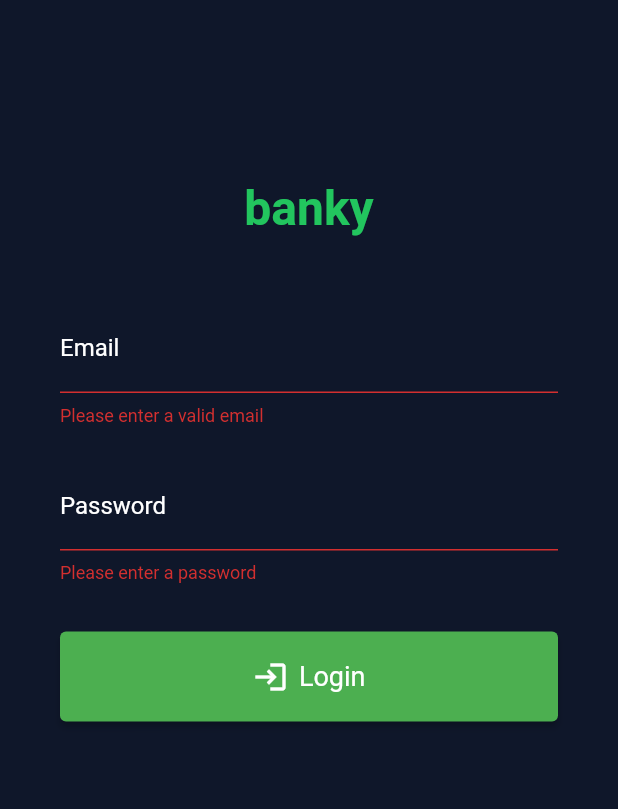
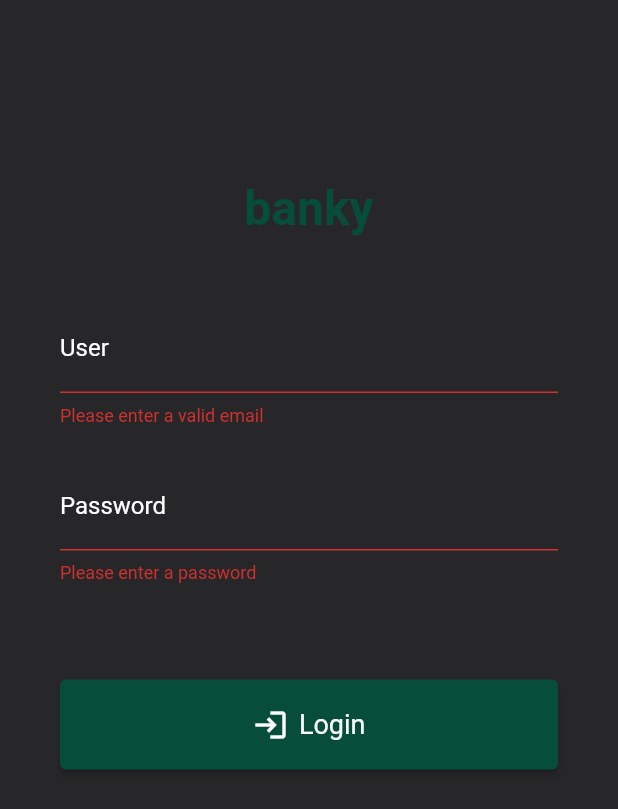
Before and after one commit to LuizGuilherme13/login-page, a Flutter app: the screen it shows after launch, after a tap on "Login", on a phone screen of 412 x 824 dp. Shown: the top 809 px of the screen. Run offline on Flutter 3.47's test engine with Material 2 defaults, Android fonts, the phone set to English and light mode, and no system bars; our stand-ins replace awesome_snackbar_content; accounts and stored records are empty; network calls fail; Roboto replaces fonts that are missing (RaleWay).

Commit message:
Implementing the Dummy JS API to login to the app

```diff
--- a/lib/app.dart
+++ b/lib/app.dart
@@ -7,14 +7,16 @@ class App extends StatelessWidget {
 
   @override
   Widget build(BuildContext context) {
-    return MaterialApp(
-      debugShowCheckedModeBanner: false,
-      theme: ThemeData(primarySwatch: Colors.green),
-      routes: {
-        '/': (context) => const LoginPage(),
-        '/home': (context) => const HomePage()
-      },
-      // home: const LoginPage(),
+    return SafeArea(
+      child: MaterialApp(
+        debugShowCheckedModeBanner: false,
+        // theme: ThemeData(primarySwatch: Color(0xFF064E3B)),
+        routes: {
+          '/': (context) => LoginPage(),
+          '/home': (context) => const HomePage()
+        },
+        // home: const LoginPage(),
+      ),
     );
   }
 }
--- a/lib/src/pages/login/login_page.dart
+++ b/lib/src/pages/login/login_page.dart
@@ -1,131 +1,22 @@
 import 'package:flutter/material.dart';
-import 'package:login_page/data/models/login.dart';
-import 'package:login_page/data/mock/user/user.dart';
-import 'package:login_page/src/pages/login/widgets/form_input.dart';
-import 'package:login_page/src/shared/widgets/block_button.dart';
-import 'package:awesome_snackbar_content/awesome_snackbar_content.dart';
+import 'package:login_page/src/pages/login/widgets/login_form.dart';
 
-class LoginPage extends StatefulWidget {
-  const LoginPage({super.key});
+class LoginPage extends StatelessWidget {
+  LoginPage({super.key});
 
-  @override
-  State<LoginPage> createState() => _LoginPageState();
-}
-
-class _LoginPageState extends State<LoginPage> {
   final GlobalKey<FormState> _formKey = GlobalKey<FormState>();
-  final TextEditingController _emailController = TextEditingController();
-  final TextEditingController _passwordController = TextEditingController();
-
-  void _submitForm() {
-    if (_formKey.currentState!.validate()) {
-      LoginResponse? data = _authUser(
-        login: _emailController.text,
-        password: _passwordController.text,
-      );
-      if (data != null) {
-        goToHome();
-      } else {
-        FocusScope.of(context).unfocus();
-        final snackBar = SnackBar(
-          elevation: 0,
-          behavior: SnackBarBehavior.floating,
-          backgroundColor: Colors.transparent,
-          content: AwesomeSnackbarContent(
-              title: 'Oh no, an error!',
-              message: 'Incorrect email and/or password',
-              messageFontSize: 14,
-              contentType: ContentType.failure),
-        );
-        ScaffoldMessenger.of(context)
-          ..hideCurrentSnackBar()
-          ..showSnackBar(snackBar);
-      }
-    }
-  }
 
   @override
   Widget build(BuildContext context) {
-    return Form(
-      key: _formKey,
-      child: Scaffold(
-        resizeToAvoidBottomInset: false,
-        backgroundColor: const Color(0xFF0F172A),
-        body: Container(
-          padding: const EdgeInsets.only(top: 120, left: 40, right: 40),
-          child: Column(
-            children: [
-              const SizedBox(
-                child: Text('banky',
-                    style: TextStyle(
-                      color: Color(0xFF22C55E),
-                      fontSize: 32,
-                      fontFamily: 'RaleWay',
-                      fontWeight: FontWeight.bold,
-                    )),
-              ),
-              const SizedBox(height: 45),
-              FormInput(
-                controller: _emailController,
-                label: 'Email',
-                validator: _validateEmail,
-              ),
-              const SizedBox(height: 24),
-              FormInput(
-                controller: _passwordController,
-                label: 'Password',
-                validator: _validatePassword,
-                obscureText: true,
-              ),
-              const SizedBox(height: 32),
-              BlockButton(
-                icon: Icons.login,
-                label: 'Login',
-                onPressed: () {
-                  _submitForm();
-                },
-              ),
-            ],
-          ),
+    return Scaffold(
+      resizeToAvoidBottomInset: false,
+      backgroundColor: const Color(0xFF27272A),
+      body: Container(
+        padding: const EdgeInsets.only(top: 120, left: 40, right: 40),
+        child: LoginForm(
+          formKey: _formKey,
         ),
       ),
     );
   }
-
-  goToHome() {
-    Navigator.pushReplacementNamed(context, '/home');
-  }
 }
-
-String? _validateEmail(String? value) {
-  if (value == null || value.isEmpty) {
-    return 'Please enter a valid email';
-  }
-  return null;
-}
-
-String? _validatePassword(String? value) {
-  if (value == null || value.isEmpty) {
-    return 'Please enter a password';
-  }
-  return null;
-}
-
-LoginResponse? _authUser({required String login, required String password}) {
-  List<dynamic> users = userData['user'];
-  List<dynamic> infos = userInfo['user_info'];
-
-  for (var user in users) {
-    var userID = user['id'];
-
-    if (user['login'] == login && user['password'] == password) {
-      var matchingInfo = infos.firstWhere(
-        (info) => info['info']['user_id'] == userID,
-        orElse: () => null,
-      );
-
-      return LoginResponse(user: User.fromJson(matchingInfo));
-    }
-  }
-  return null;
-}
--- /dev/null
+++ b/lib/src/pages/login/validation/on_submit_form.dart
@@ -0,0 +1,59 @@
+import 'package:awesome_snackbar_content/awesome_snackbar_content.dart';
+import 'package:flutter/material.dart';
+import 'package:login_page/data/models/login.dart';
+import 'package:login_page/data/repository/login_repository.dart';
+
+void submitForm({
+  required BuildContext context,
+  required GlobalKey<FormState> formKey,
+  required String user,
+  required String password,
+}) {
+  if (formKey.currentState!.validate()) {
+    Future<LoginResponse?> loginResponseFuture =
+        login(user: user, password: password);
+
+    loginResponseFuture.then(
+      (LoginResponse? loginResponse) => {
+        if (loginResponse != null)
+          {
+            Navigator.pushReplacementNamed(context, '/home',
+                arguments: loginResponse)
+          }
+        else
+          {
+            FocusScope.of(context).unfocus(),
+            ScaffoldMessenger.of(context)
+              ..hideCurrentSnackBar()
+              ..showSnackBar(
+                SnackBar(
+                  elevation: 0,
+                  behavior: SnackBarBehavior.floating,
+                  backgroundColor: Colors.transparent,
+                  content: AwesomeSnackbarContent(
+                    title: 'Oh no, an error!',
+                    message: 'Incorrect email and/or password',
+                    messageFontSize: 14,
+                    contentType: ContentType.failure,
+                  ),
+                ),
+              ),
+          }
+      },
+    );
+  }
+}
+
+String? validateEmail(String? value) {
+  if (value == null || value.isEmpty) {
+    return 'Please enter a valid email';
+  }
+  return null;
+}
+
+String? validatePassword(String? value) {
+  if (value == null || value.isEmpty) {
+    return 'Please enter a password';
+  }
+  return null;
+}
--- /dev/null
+++ b/lib/src/pages/login/widgets/login_form.dart
@@ -0,0 +1,69 @@
+import 'package:flutter/material.dart';
+import 'package:login_page/src/pages/login/validation/on_submit_form.dart';
+import 'package:login_page/src/pages/login/widgets/form_input.dart';
+import 'package:login_page/src/shared/widgets/block_button.dart';
+
+class LoginForm extends StatefulWidget {
+  final GlobalKey<FormState> formKey;
+
+  const LoginForm({
+    super.key,
+    required this.formKey,
+  });
+
+  @override
+  State<LoginForm> createState() => _LoginForm();
+}
+
+class _LoginForm extends State<LoginForm> {
+  final TextEditingController _emailController = TextEditingController();
+  final TextEditingController _passwordController = TextEditingController();
+
+  @override
+  Widget build(BuildContext context) {
+    return Form(
+      key: widget.formKey,
+      child: Column(
+        children: [
+          const SizedBox(
+            child: Text(
+              'banky',
+              style: TextStyle(
+                color: Color(0xFF064E3B),
+                fontSize: 32,
+                fontFamily: 'RaleWay',
+                fontWeight: FontWeight.bold,
+              ),
+            ),
+          ),
+          const SizedBox(height: 45),
+          FormInput(
+            controller: _emailController,
+            label: 'User',
+            validator: validateEmail,
+          ),
+          const SizedBox(height: 24),
+          FormInput(
+            controller: _passwordController,
+            label: 'Password',
+            validator: validatePassword,
+            obscureText: true,
+          ),
+          const SizedBox(height: 64),
+          BlockButton(
+            icon: Icons.login,
+            label: 'Login',
+            onPressed: () {
+              submitForm(
+                context: context,
+                formKey: widget.formKey,
+                user: _emailController.text,
+                password: _passwordController.text,
+              );
+            },
+          ),
+        ],
+      ),
+    );
+  }
+}
--- a/lib/src/shared/widgets/block_button.dart
+++ b/lib/src/shared/widgets/block_button.dart
@@ -6,6 +6,7 @@ class BlockButton extends StatelessWidget {
   final Function()? onPressed;
 
   final buttonStyle = ElevatedButton.styleFrom(
+    backgroundColor: Color(0xFF064E3B),
     textStyle: const TextStyle(fontSize: 18),
     padding: const EdgeInsets.all(18),
   );
--- /dev/null
+++ b/lib/theme/theme.dart
@@ -0,0 +1,3 @@
+import 'package:flutter/material.dart';
+
+final theme = ThemeData();
--- a/pubspec.yaml
+++ b/pubspec.yaml
@@ -36,6 +36,7 @@ dependencies:
   # Use with the CupertinoIcons class for iOS style icons.
   cupertino_icons: ^1.0.2
   awesome_snackbar_content: ^0.1.3
+  http: ^1.1.0
 
 dev_dependencies:
   flutter_test:
```
Also changed, not shown: lib/data/models/login.dart (+26 -40 lines), lib/data/repository/login_repository.dart (added, +25 -0 lines), lib/src/pages/home/home_page.dart (+57 -3 lines), pubspec.lock.
